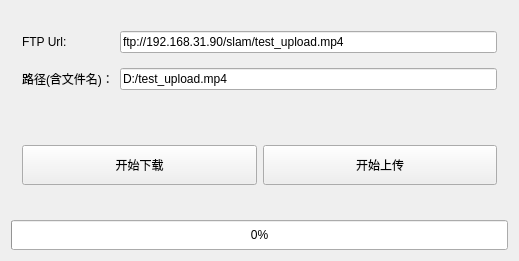
Above: FtpExample/widget.ui from wuguandong/QtDemo before the change. Below: the same form after it.
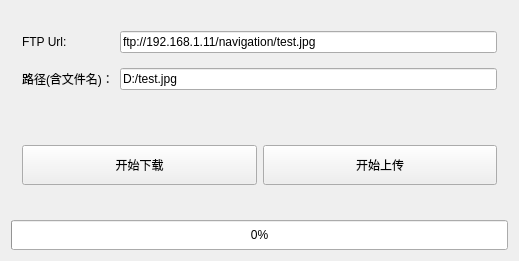
That is the form after the change.

Patch:
```diff
--- a/FtpExample/widget.ui
+++ b/FtpExample/widget.ui
@@ -33,7 +33,7 @@
       <item row="0" column="1">
        <widget class="QLineEdit" name="le_url">
         <property name="text">
-         <string>ftp://192.168.31.90/slam/test_upload.mp4</string>
+         <string>ftp://192.168.1.11/navigation/test.jpg</string>
         </property>
        </widget>
       </item>
@@ -53,7 +53,7 @@
       <item row="1" column="1">
        <widget class="QLineEdit" name="le_path">
         <property name="text">
-         <string>D:/test_upload.mp4</string>
+         <string>D:/test.jpg</string>
         </property>
        </widget>
       </item>
```
